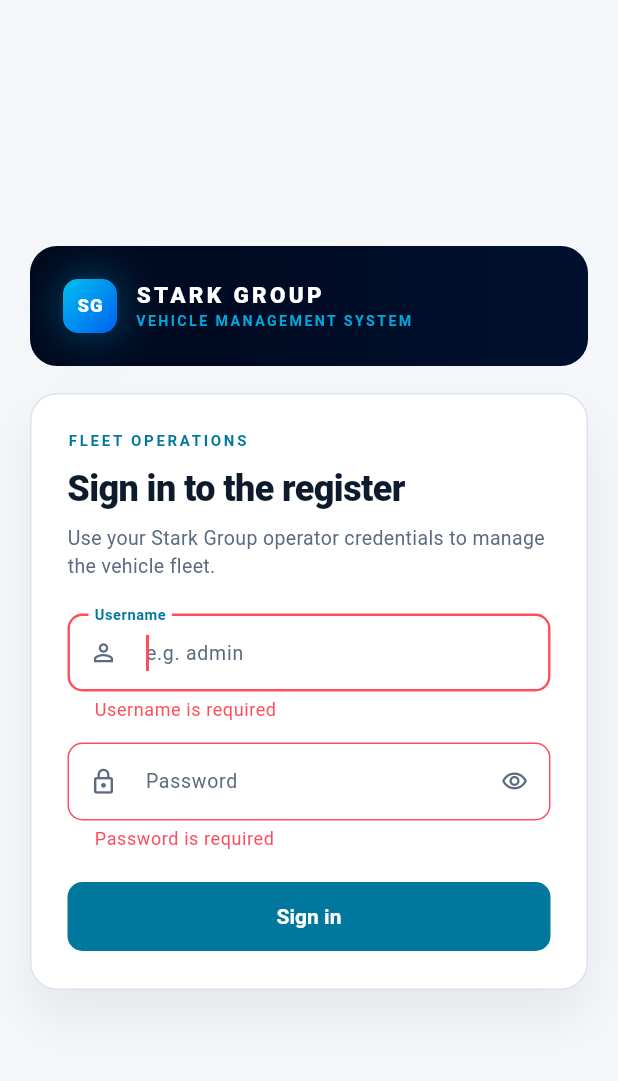
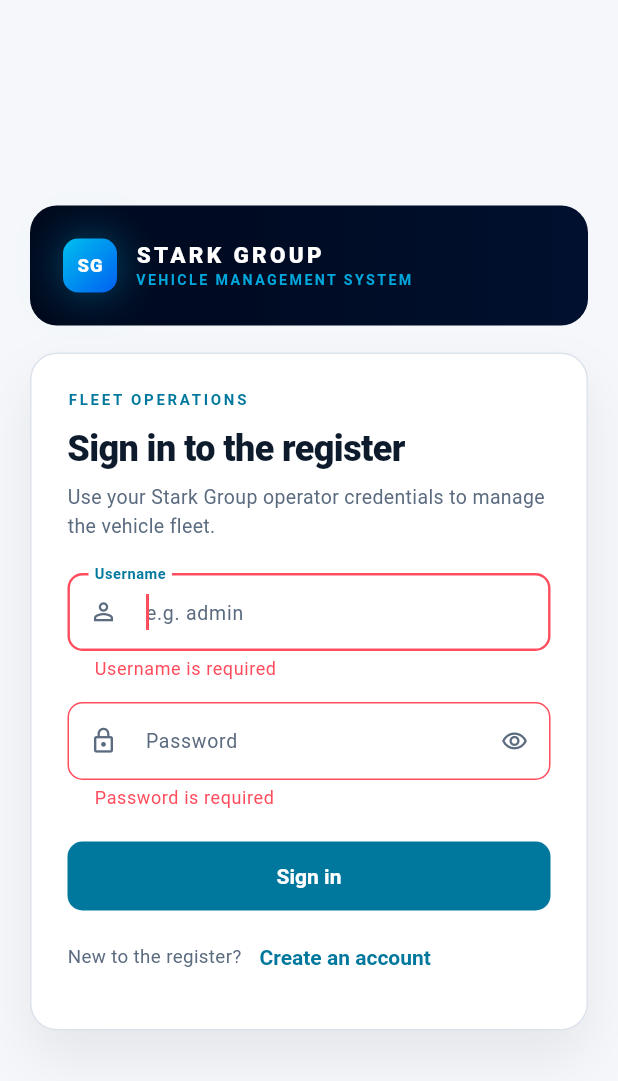
Before and after one commit to ziswhyzis/vms-frontend, a Flutter app: the screen it shows after launch, after a tap on "Sign in", on a phone screen of 412 x 824 dp. Shown: the top 1081 px of the screen. Run offline on Flutter 3.47's test engine with Material 3 defaults, Android fonts, the phone set to English and light mode, and no system bars; our stand-ins replace shared_preferences; accounts and stored records are empty.

Commit message:
chore: sync vms-frontend with the workspace

```diff
--- a/lib/core/api_client.dart
+++ b/lib/core/api_client.dart
@@ -16,7 +16,8 @@ import 'config.dart';
 class ApiClient {
   ApiClient({http.Client? httpClient, String? baseUrl})
       : _http = httpClient ?? http.Client(),
-        _baseUrl = baseUrl ?? AppConfig.apiBaseUrl;
+        // Trailing slashes in a copied deployment URL would produce '//vehicles'.
+        _baseUrl = (baseUrl ?? AppConfig.apiBaseUrl).replaceFirst(RegExp(r'/+$'), '');
 
   final http.Client _http;
   final String _baseUrl;
@@ -24,7 +25,9 @@ class ApiClient {
 
   void Function()? onUnauthorized;
 
-  static const Duration _timeout = Duration(seconds: 20);
+  /// Generous enough to survive a cold start on a free hosting tier, where the
+  /// first request after an idle period can take 30-60 seconds.
+  static const Duration _timeout = Duration(seconds: 60);
 
   String get baseUrl => _baseUrl;
   String? get token => _token;
@@ -71,7 +74,7 @@ class ApiClient {
       if (error is ApiException) {
         rethrow;
       }
-      throw const ApiException(0, 'Could not reach the server. Is the backend running?');
+      throw const ApiException(0, 'Could not reach the server. Please try again.');
     }
 
     final decoded = _decode(response.body);
--- a/lib/screens/login_screen.dart
+++ b/lib/screens/login_screen.dart
@@ -24,16 +24,44 @@ class _LoginScreenState extends State<LoginScreen> {
   final _formKey = GlobalKey<FormState>();
   final _username = TextEditingController();
   final _password = TextEditingController();
+  final _fullName = TextEditingController();
+  final _confirm = TextEditingController();
 
+  bool _signUp = false;
   bool _loading = false;
   bool _obscure = true;
   String? _error;
+  Map<String, String> _fieldErrors = const {};
 
   @override
   void dispose() {
     _username.dispose();
     _password.dispose();
+    _fullName.dispose();
+    _confirm.dispose();
     super.dispose();
+  }
+
+  void _toggleMode() {
+    final username = _username.text;
+    setState(() {
+      _signUp = !_signUp;
+      _error = null;
+      _fieldErrors = const {};
+      _password.clear();
+      _confirm.clear();
+    });
+    // Clear any validation messages left over from the other form.
+    _formKey.currentState?.reset();
+    _username.text = username;
+  }
+
+  void _clearFieldError(String field) {
+    if (_fieldErrors.containsKey(field)) {
+      setState(() {
+        _fieldErrors = Map<String, String>.from(_fieldErrors)..remove(field);
+      });
+    }
   }
 
   Future<void> _submit() async {
@@ -48,7 +76,13 @@ class _LoginScreenState extends State<LoginScreen> {
       _error = null;
     });
     try {
-      final user = await widget.authService.login(_username.text, _password.text);
+      final user = _signUp
+          ? await widget.authService.register(
+              fullName: _fullName.text,
+              username: _username.text,
+              password: _password.text,
+            )
+          : await widget.authService.login(_username.text, _password.text);
       if (!mounted) {
         return;
       }
@@ -60,17 +94,85 @@ class _LoginScreenState extends State<LoginScreen> {
       }
       setState(() {
         _loading = false;
-        _error = error.message;
+        _fieldErrors = error.fieldErrors;
+        _error = error.fieldErrors.isEmpty ? error.message : null;
       });
+      _formKey.currentState?.validate();
     } catch (_) {
       if (!mounted) {
         return;
       }
       setState(() {
         _loading = false;
-        _error = 'Something went wrong while signing in. Please try again.';
+        _error = _signUp
+            ? 'Something went wrong while creating your account. Please try again.'
+            : 'Something went wrong while signing in. Please try again.';
       });
     }
+  }
+
+  String? _validateUsername(String? value) {
+    final server = _fieldErrors['username'];
+    if (server != null) {
+      return server;
+    }
+    final trimmed = (value ?? '').trim();
+    if (trimmed.isEmpty) {
+      return 'Username is required';
+    }
+    if (!_signUp) {
+      return null;
+    }
+    if (trimmed.length < 3 || trimmed.length > 60) {
+      return 'Use 3-60 characters';
+    }
+    if (!RegExp(r'^[A-Za-z0-9._-]+$').hasMatch(trimmed)) {
+      return 'Letters, numbers, dots, dashes and underscores only';
+    }
+    return null;
+  }
+
+  String? _validatePassword(String? value) {
+    final server = _fieldErrors['password'];
+    if (server != null) {
+      return server;
+    }
+    final password = value ?? '';
+    if (password.isEmpty) {
+      return 'Password is required';
+    }
+    if (_signUp && password.length < 8) {
+      return 'Use at least 8 characters';
+    }
+    if (_signUp && password.length > 72) {
+      return 'Use 72 characters or fewer';
+    }
+    return null;
+  }
+
+  String? _validateFullName(String? value) {
+    final server = _fieldErrors['fullName'];
+    if (server != null) {
+      return server;
+    }
+    final trimmed = (value ?? '').trim();
+    if (trimmed.isEmpty) {
+      return 'Full name is required';
+    }
+    if (trimmed.length < 2 || trimmed.length > 80) {
+      return 'Use 2-80 characters';
+    }
+    return null;
+  }
+
+  String? _validateConfirm(String? value) {
+    if ((value ?? '').isEmpty) {
+      return 'Confirm your password';
+    }
+    if (value != _password.text) {
+      return 'Passwords do not match';
+    }
+    return null;
   }
 
   @override
@@ -163,9 +265,9 @@ class _LoginScreenState extends State<LoginScreen> {
               ),
             ),
             const SizedBox(height: 8),
-            const Text(
-              'Sign in to the register',
-              style: TextStyle(
+            Text(
+              _signUp ? 'Create your account' : 'Sign in to the register',
+              style: const TextStyle(
                 fontSize: 24,
                 fontWeight: FontWeight.w800,
                 letterSpacing: -0.4,
@@ -173,9 +275,11 @@ class _LoginScreenState extends State<LoginScreen> {
               ),
             ),
             const SizedBox(height: 6),
-            const Text(
-              'Use your Stark Group operator credentials to manage the vehicle fleet.',
-              style: TextStyle(fontSize: 13, color: StarkColors.inkMuted, height: 1.45),
+            Text(
+              _signUp
+                  ? 'Set up an operator account to manage the vehicle fleet.'
+                  : 'Use your Stark Group operator credentials to manage the vehicle fleet.',
+              style: const TextStyle(fontSize: 13, color: StarkColors.inkMuted, height: 1.45),
             ),
             const SizedBox(height: 22),
             if (_error != null) ...[
@@ -204,19 +308,39 @@ class _LoginScreenState extends State<LoginScreen> {
               ),
               const SizedBox(height: 16),
             ],
+            if (_signUp) ...[
+              TextFormField(
+                key: const Key('login.fullName'),
+                controller: _fullName,
+                autofocus: true,
+                enabled: !_loading,
+                textInputAction: TextInputAction.next,
+                textCapitalization: TextCapitalization.words,
+                autofillHints: const [AutofillHints.name],
+                onChanged: (_) => _clearFieldError('fullName'),
+                decoration: const InputDecoration(
+                  labelText: 'Full name',
+                  hintText: 'Jane Doe',
+                  prefixIcon: Icon(Icons.badge_outlined, size: 19),
+                ),
+                validator: _validateFullName,
+              ),
+              const SizedBox(height: 14),
+            ],
             TextFormField(
               key: const Key('login.username'),
               controller: _username,
-              autofocus: true,
+              autofocus: !_signUp,
               enabled: !_loading,
               textInputAction: TextInputAction.next,
               autofillHints: const [AutofillHints.username],
-              decoration: const InputDecoration(
+              onChanged: (_) => _clearFieldError('username'),
+              decoration: InputDecoration(
                 labelText: 'Username',
-                hintText: 'e.g. admin',
-                prefixIcon: Icon(Icons.person_outline, size: 19),
+                hintText: _signUp ? 'e.g. jane.doe' : 'e.g. admin',
+                prefixIcon: const Icon(Icons.person_outline, size: 19),
               ),
-              validator: (value) => (value == null || value.trim().isEmpty) ? 'Username is required' : null,
+              validator: _validateUsername,
             ),
             const SizedBox(height: 14),
             TextFormField(
@@ -224,12 +348,19 @@ class _LoginScreenState extends State<LoginScreen> {
               controller: _password,
               enabled: !_loading,
               obscureText: _obscure,
-              textInputAction: TextInputAction.done,
-              autofillHints: const [AutofillHints.password],
-              onFieldSubmitted: (_) => _submit(),
+              textInputAction: _signUp ? TextInputAction.next : TextInputAction.done,
+              autofillHints: [
+                _signUp ? AutofillHints.newPassword : AutofillHints.password,
+              ],
+              onFieldSubmitted: (_) {
+                if (!_signUp) {
+                  _submit();
+                }
+              },
+              onChanged: (_) => _clearFieldError('password'),
               decoration: InputDecoration(
                 labelText: 'Password',
-                hintText: 'Enter your password',
+                hintText: _signUp ? 'At least 8 characters' : 'Enter your password',
                 prefixIcon: const Icon(Icons.lock_outline, size: 19),
                 suffixIcon: IconButton(
                   onPressed: () => setState(() => _obscure = !_obscure),
@@ -237,8 +368,26 @@ class _LoginScreenState extends State<LoginScreen> {
                   icon: Icon(_obscure ? Icons.visibility_outlined : Icons.visibility_off_outlined, size: 18),
                 ),
               ),
-              validator: (value) => (value == null || value.isEmpty) ? 'Password is required' : null,
+              validator: _validatePassword,
             ),
+            if (_signUp) ...[
+              const SizedBox(height: 14),
+              TextFormField(
+                key: const Key('login.confirm'),
+                controller: _confirm,
+                enabled: !_loading,
+                obscureText: _obscure,
+                textInputAction: TextInputAction.done,
+                autofillHints: const [AutofillHints.newPassword],
+                onFieldSubmitted: (_) => _submit(),
+                decoration: const InputDecoration(
+                  labelText: 'Confirm password',
+                  hintText: 'Repeat your password',
+                  prefixIcon: Icon(Icons.lock_reset_outlined, size: 19),
+                ),
+                validator: _validateConfirm,
+              ),
+            ],
             const SizedBox(height: 20),
             SizedBox(
               width: double.infinity,
@@ -251,8 +400,26 @@ class _LoginScreenState extends State<LoginScreen> {
                         height: 18,
                         child: CircularProgressIndicator(strokeWidth: 2.2, color: Colors.white),
                       )
-                    : const Text('Sign in'),
+                    : Text(_signUp ? 'Create account' : 'Sign in'),
               ),
+            ),
+            const SizedBox(height: 6),
+            // Wrap so the prompt and the link stay on one line on desktop and
+            // fold onto two lines on narrow phones.
+            Wrap(
+              alignment: WrapAlignment.center,
+              crossAxisAlignment: WrapCrossAlignment.center,
+              children: [
+                Text(
+                  _signUp ? 'Already have an account?' : 'New to the register?',
+                  style: const TextStyle(fontSize: 12.5, color: StarkColors.inkMuted),
+                ),
+                TextButton(
+                  key: const Key('login.toggleMode'),
+                  onPressed: _loading ? null : _toggleMode,
+                  child: Text(_signUp ? 'Sign in' : 'Create an account'),
+                ),
+              ],
             ),
           ],
         ),
--- a/lib/services/auth_service.dart
+++ b/lib/services/auth_service.dart
@@ -48,13 +48,32 @@ class AuthService {
       'username': username.trim(),
       'password': password,
     });
+    return _persist(payload, 'sign-in');
+  }
+
+  /// Creates an operator account. The backend signs the new account in, so the
+  /// returned session can be stored exactly like a normal login.
+  Future<User> register({
+    required String fullName,
+    required String username,
+    required String password,
+  }) async {
+    final payload = await _api.post('/auth/register', {
+      'username': username.trim(),
+      'fullName': fullName.trim(),
+      'password': password,
+    });
+    return _persist(payload, 'registration');
+  }
+
+  Future<User> _persist(Object? payload, String flow) async {
     if (payload is! Map<String, dynamic>) {
-      throw const ApiException(500, 'Unexpected response from the sign-in service.');
+      throw ApiException(500, 'Unexpected response from the $flow service.');
     }
     final token = payload['token'];
     final rawUser = payload['user'];
     if (token is! String || token.isEmpty || rawUser is! Map<String, dynamic>) {
-      throw const ApiException(500, 'The sign-in response did not include a token.');
+      throw ApiException(500, 'The $flow response did not include a token.');
     }
     final user = User.fromJson(rawUser);
     _api.setToken(token);
```
Also changed, not shown: 6 other files.
